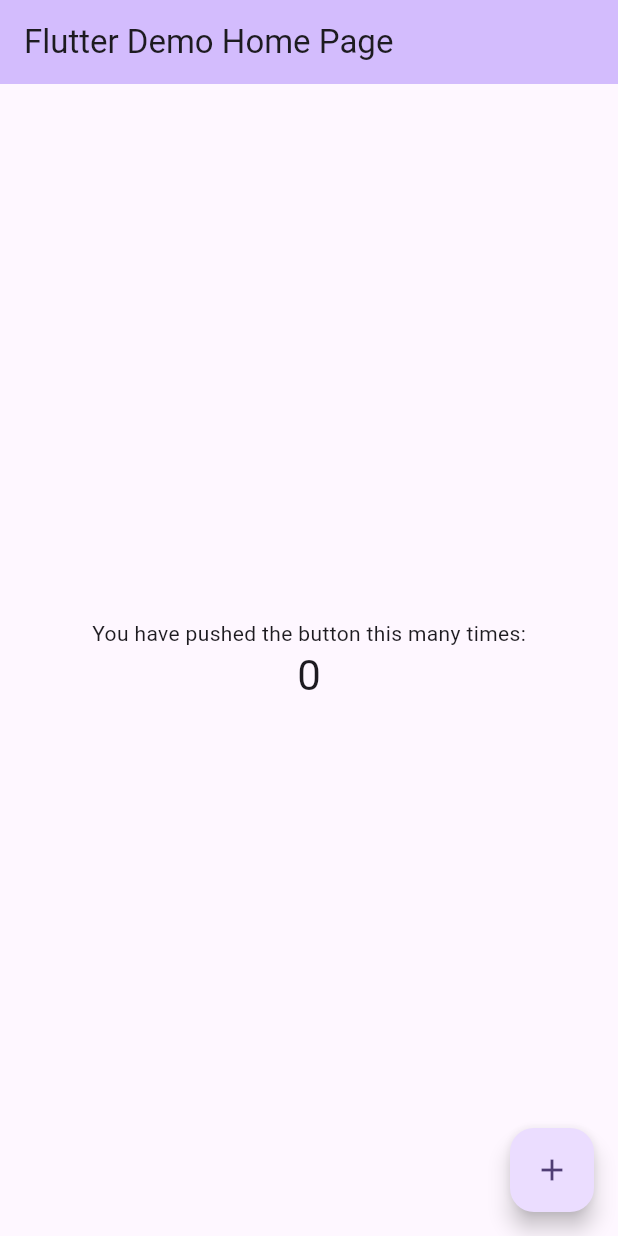
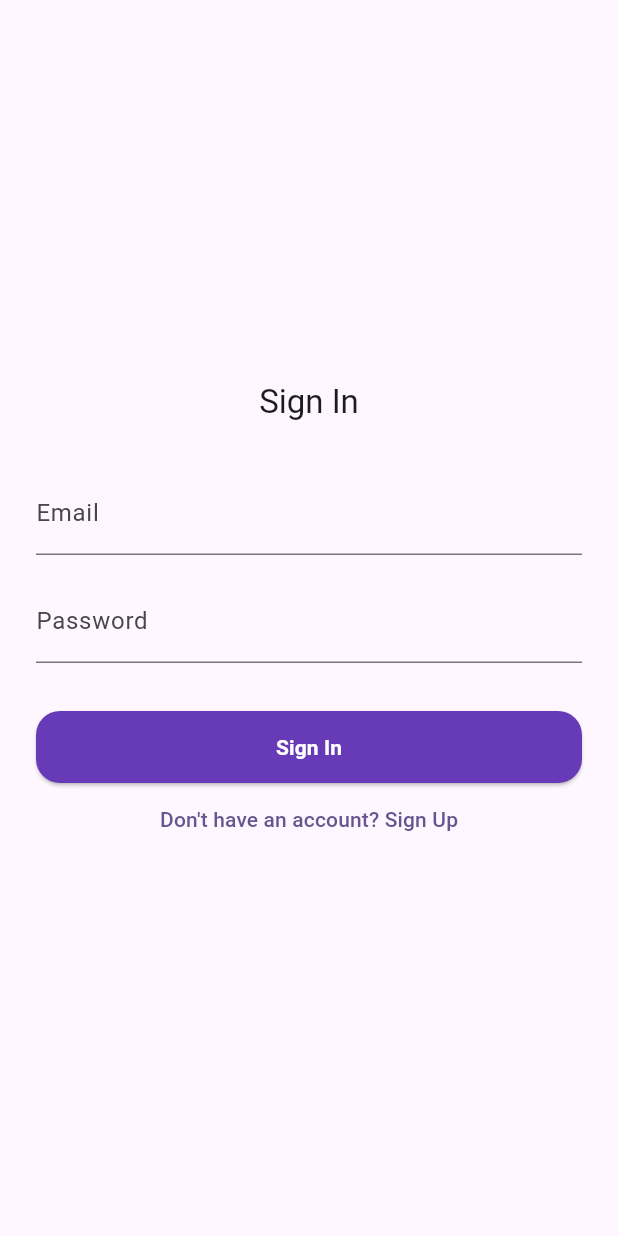
Before and after one commit to stevenlim2226240159-tech/Project-fitsnap, a Flutter app: the screen it shows after launch, on a phone screen of 412 x 824 dp. Run offline on Flutter 3.47's test engine with Material 3 defaults, Android fonts, the phone set to English and light mode, and no system bars; our stand-ins replace firebase_auth, firebase_core; accounts and stored records are empty.

Commit message:
aplikasi dasar :v

```diff
--- a/flutter_fitsnap/lib/main.dart
+++ b/flutter_fitsnap/lib/main.dart
@@ -1,4 +1,7 @@
 import 'package:flutter/material.dart';
+import 'package:flutter_fitsnap/screens/home_screen.dart';
+import 'package:flutter_fitsnap/screens/post_photo_screen.dart';
+import 'screens/sign_in_screen.dart';
 
 void main() {
   runApp(const MyApp());
@@ -30,7 +33,7 @@ class MyApp extends StatelessWidget {
         // tested with just a hot reload.
         colorScheme: .fromSeed(seedColor: Colors.deepPurple),
       ),
-      home: const MyHomePage(title: 'Flutter Demo Home Page'),
+      home: const SignInScreen(),
     );
   }
 }
--- /dev/null
+++ b/flutter_fitsnap/lib/screens/sign_in_screen.dart
@@ -0,0 +1,90 @@
+import 'package:flutter/material.dart';
+import 'sign_up_screen.dart';
+import 'home_screen.dart';
+
+class SignInScreen extends StatefulWidget {
+  const SignInScreen({Key? key}) : super(key: key);
+
+  @override
+  State<SignInScreen> createState() => _SignInScreenState();
+}
+
+class _SignInScreenState extends State<SignInScreen> {
+  final TextEditingController _emailController = TextEditingController();
+  final TextEditingController _passwordController = TextEditingController();
+  String? _error;
+
+  void _signIn() {
+    final email = _emailController.text.trim();
+    final password = _passwordController.text;
+    // Dummy validation, ganti dengan Firebase Auth
+    if (email.isEmpty || password.isEmpty) {
+      setState(() {
+        _error = 'Email dan password wajib diisi';
+      });
+      return;
+    }
+    // TODO: Ganti dengan validasi Firebase Auth
+    if (email == 'user@email.com' && password == 'password123') {
+      Navigator.pushReplacement(
+        context,
+        MaterialPageRoute(builder: (_) => const HomeScreen()),
+      );
+    } else {
+      setState(() {
+        _error = 'Email atau password salah';
+      });
+    }
+  }
+
+  @override
+  Widget build(BuildContext context) {
+    return Scaffold(
+      body: Center(
+        child: Padding(
+          padding: const EdgeInsets.all(24.0),
+          child: Column(
+            mainAxisAlignment: MainAxisAlignment.center,
+            children: [
+              Text('Sign In', style: Theme.of(context).textTheme.titleLarge),
+              const SizedBox(height: 32),
+              TextField(
+                controller: _emailController,
+                decoration: InputDecoration(labelText: 'Email'),
+              ),
+              const SizedBox(height: 16),
+              TextField(
+                controller: _passwordController,
+                decoration: InputDecoration(labelText: 'Password'),
+                obscureText: true,
+              ),
+              if (_error != null) ...[
+                const SizedBox(height: 16),
+                Text(_error!, style: TextStyle(color: Colors.red)),
+              ],
+              const SizedBox(height: 32),
+              ElevatedButton(
+                style: ElevatedButton.styleFrom(
+                  backgroundColor: Colors.deepPurple,
+                  shape: RoundedRectangleBorder(borderRadius: BorderRadius.circular(16)),
+                  minimumSize: Size(double.infinity, 48),
+                ),
+                onPressed: _signIn,
+                child: const Text('Sign In', style: TextStyle(color: Colors.white, fontWeight: FontWeight.bold)),
+              ),
+              TextButton(
+                onPressed: () {
+                  Navigator.push(
+                    context,
+                    MaterialPageRoute(builder: (_) => const SignUpScreen()),
+                  );
+                },
+                child: const Text('Don\'t have an account? Sign Up'),
+              ),
+            ],
+          ),
+        ),
+      ),
+    );
+  }
+}
```
Also changed, not shown: flutter_fitsnap/lib/screens/home_screen.dart (added, +181 -0 lines), flutter_fitsnap/lib/screens/post_photo_screen.dart (added, +70 -0 lines), flutter_fitsnap/lib/screens/profile_screen.dart (added, +98 -0 lines), flutter_fitsnap/lib/screens/sign_up_screen.dart (added, +94 -0 lines), flutter_fitsnap/firebase.json (added), flutter_fitsnap/lib/firebase_options.dart (added), 3 other files.
